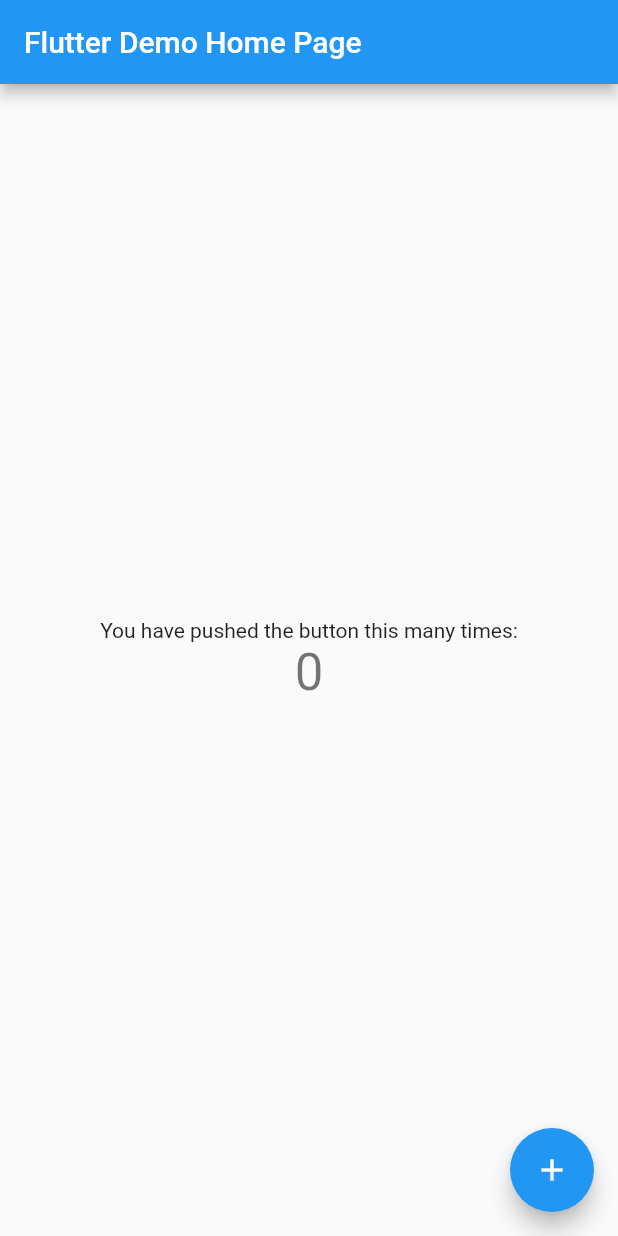
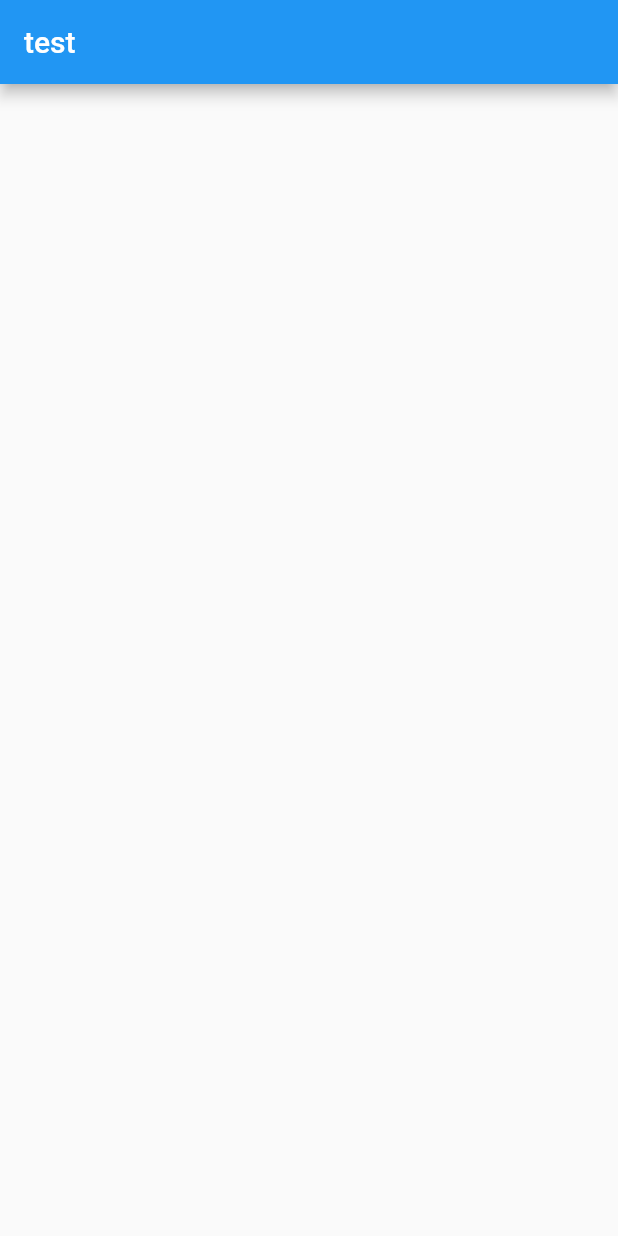
Before and after one commit to SunChulBaek-2/CodeFactoryGoRouter, a Flutter app: the screen it shows after launch, on a phone screen of 412 x 824 dp. Run offline on Flutter 3.47's test engine with Material 2 defaults, Android fonts, the light colour scheme and no system bars.

Commit message:
프로젝트 세팅하기

```diff
--- /dev/null
+++ b/lib/layout/default_layout.dart
@@ -0,0 +1,20 @@
+
+import 'package:flutter/material.dart';
+
+class DefaultLayout extends StatelessWidget {
+  const DefaultLayout({
+    required this.body,
+    Key? key
+  }) : super(key: key);
+
+  final Widget body;
+
+  @override
+  Widget build(BuildContext context) => Scaffold(
+    appBar: AppBar(title: const Text('test')),
+    body: Padding(
+      padding: const EdgeInsets.symmetric(horizontal: 16),
+      child: body,
+    ),
+  );
+}
--- a/lib/main.dart
+++ b/lib/main.dart
@@ -1,115 +1,17 @@
+import 'package:codefactory_go_router/screen/home_screen.dart';
 import 'package:flutter/material.dart';
 
 void main() {
-  runApp(const MyApp());
+  runApp(_App());
 }
 
-class MyApp extends StatelessWidget {
-  const MyApp({super.key});
+class _App extends StatelessWidget {
+  const _App({Key? key}) : super(key: key);
 
-  // This widget is the root of your application.
   @override
   Widget build(BuildContext context) {
     return MaterialApp(
-      title: 'Flutter Demo',
-      theme: ThemeData(
-        // This is the theme of your application.
-        //
-        // Try running your application with "flutter run". You'll see the
-        // application has a blue toolbar. Then, without quitting the app, try
-        // changing the primarySwatch below to Colors.green and then invoke
-        // "hot reload" (press "r" in the console where you ran "flutter run",
-        // or simply save your changes to "hot reload" in a Flutter IDE).
-        // Notice that the counter didn't reset back to zero; the application
-        // is not restarted.
-        primarySwatch: Colors.blue,
-      ),
-      home: const MyHomePage(title: 'Flutter Demo Home Page'),
+      home: HomeScreen(),
     );
   }
 }
-
-class MyHomePage extends StatefulWidget {
-  const MyHomePage({super.key, required this.title});
-
-  // This widget is the home page of your application. It is stateful, meaning
-  // that it has a State object (defined below) that contains fields that affect
-  // how it looks.
-
-  // This class is the configuration for the state. It holds the values (in this
-  // case the title) provided by the parent (in this case the App widget) and
-  // used by the build method of the State. Fields in a Widget subclass are
-  // always marked "final".
-
-  final String title;
-
-  @override
-  State<MyHomePage> createState() => _MyHomePageState();
-}
-
-class _MyHomePageState extends State<MyHomePage> {
-  int _counter = 0;
-
-  void _incrementCounter() {
-    setState(() {
-      // This call to setState tells the Flutter framework that something has
-      // changed in this State, which causes it to rerun the build method below
-      // so that the display can reflect the updated values. If we changed
-      // _counter without calling setState(), then the build method would not be
-      // called again, and so nothing would appear to happen.
-      _counter++;
-    });
-  }
-
-  @override
-  Widget build(BuildContext context) {
-    // This method is rerun every time setState is called, for instance as done
-    // by the _incrementCounter method above.
-    //
-    // The Flutter framework has been optimized to make rerunning build methods
-    // fast, so that you can just rebuild anything that needs updating rather
-    // than having to individually change instances of widgets.
-    return Scaffold(
-      appBar: AppBar(
-        // Here we take the value from the MyHomePage object that was created by
-        // the App.build method, and use it to set our appbar title.
-        title: Text(widget.title),
-      ),
-      body: Center(
-        // Center is a layout widget. It takes a single child and positions it
-        // in the middle of the parent.
-        child: Column(
-          // Column is also a layout widget. It takes a list of children and
-          // arranges them vertically. By default, it sizes itself to fit its
-          // children horizontally, and tries to be as tall as its parent.
-          //
-          // Invoke "debug painting" (press "p" in the console, choose the
-          // "Toggle Debug Paint" action from the Flutter Inspector in Android
-          // Studio, or the "Toggle Debug Paint" command in Visual Studio Code)
-          // to see the wireframe for each widget.
-          //
-          // Column has various properties to control how it sizes itself and
-          // how it positions its children. Here we use mainAxisAlignment to
-          // center the children vertically; the main axis here is the vertical
-          // axis because Columns are vertical (the cross axis would be
-          // horizontal).
-          mainAxisAlignment: MainAxisAlignment.center,
-          children: <Widget>[
-            const Text(
-              'You have pushed the button this many times:',
-            ),
-            Text(
-              '$_counter',
-              style: Theme.of(context).textTheme.headline4,
-            ),
-          ],
-        ),
-      ),
-      floatingActionButton: FloatingActionButton(
-        onPressed: _incrementCounter,
-        tooltip: 'Increment',
-        child: const Icon(Icons.add),
-      ), // This trailing comma makes auto-formatting nicer for build methods.
-    );
-  }
-}
--- /dev/null
+++ b/lib/screen/home_screen.dart
@@ -0,0 +1,15 @@
+import 'package:codefactory_go_router/layout/default_layout.dart';
+import 'package:flutter/material.dart';
+
+class HomeScreen extends StatelessWidget {
+  const HomeScreen({super.key});
+
+  @override
+  Widget build(BuildContext context) => DefaultLayout(
+    body: Column(
+      children: [
+
+      ],
+    )
+  );
+}
--- a/pubspec.yaml
+++ b/pubspec.yaml
@@ -36,6 +36,7 @@
   # The following adds the Cupertino Icons font to your application.
   # Use with the CupertinoIcons class for iOS style icons.
   cupertino_icons: ^1.0.2
+  go_router: ^5.2.3
 
 dev_dependencies:
   flutter_test:
```
Also changed, not shown: pubspec.lock.
